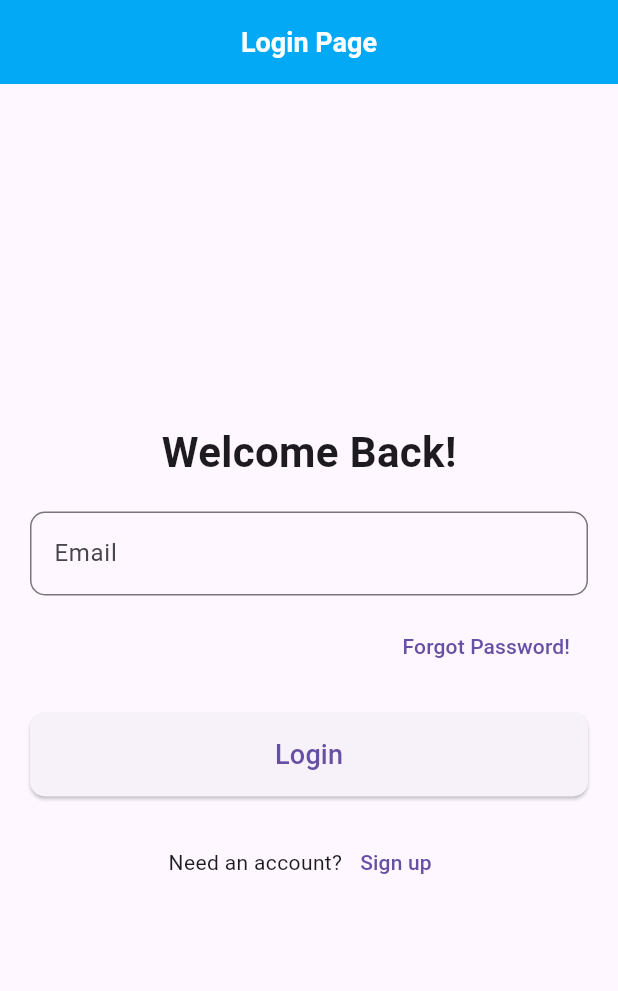
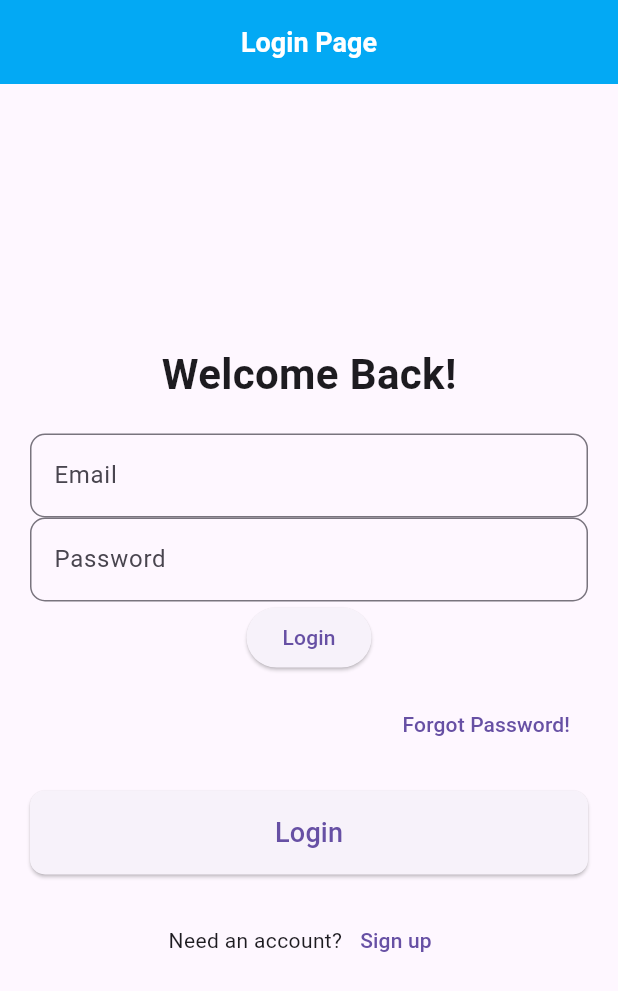
Before and after one commit to mathewsdmitri/befr, a Flutter app: the LoginPage screen opened directly, on a phone screen of 412 x 824 dp. Shown: the top 991 px of the screen. Run offline on Flutter 3.47's test engine with Material 3 defaults, Android fonts, the phone set to English and light mode, and no system bars; our stand-ins replace flutter_secure_storage, flutter_svg; accounts and stored records are empty.

Commit message:
User is now presented with login page then sees main page when logged in

```diff
--- a/lyrix_frontend/lib/pages/loginPage.dart
+++ b/lyrix_frontend/lib/pages/loginPage.dart
@@ -1,8 +1,16 @@
 import 'package:flutter/material.dart';
+import 'package:lyrix_frontend/account_service.dart';
 
-class LoginPage extends StatelessWidget {
+class LoginPage extends StatefulWidget {
   const LoginPage({super.key});
+  _LoginPageState createState() => _LoginPageState();
+}
 
+class _LoginPageState extends State<LoginPage>{
+  final TextEditingController username = TextEditingController();
+  final TextEditingController password = TextEditingController();
+  bool isLoading = false;
+  String errorMessage = "";
   @override
   Widget build(BuildContext context) {
     return Scaffold(
@@ -36,12 +44,52 @@ class LoginPage extends StatelessWidget {
 
             //This is where the email goes
             TextField(
+              controller: username,
               decoration: InputDecoration(
                   labelText: 'Email',
                   border: OutlineInputBorder(
                     borderRadius: BorderRadius.circular(10),
                   )),
             ),
+            TextField(
+              controller: password,
+              decoration: InputDecoration(
+                labelText: "Password",
+                border: OutlineInputBorder(
+                  borderRadius: BorderRadius.circular(10),
+                )),
+                obscureText: false
+
+            ),
+                        // Show error message if login fails
+            if (errorMessage.isNotEmpty)
+              Text(errorMessage, style: TextStyle(color: Colors.red)),
+
+            isLoading
+              ? CircularProgressIndicator() // Show loading spinner
+              : ElevatedButton(
+                  onPressed: () async {
+                    setState(() {
+                      isLoading = true;
+                      errorMessage = "";
+                    });
+
+                    bool success = await sendLoginRequest(
+                      context,
+                      username.text.trim(),
+                      password.text.trim(),
+                    );
+
+                    setState(() {
+                      isLoading = false;
+                      if (!success) {
+                        errorMessage = "Invalid email or password.";
+                      }
+                    });
+                  },
+                  child: Text("Login"),
+                ),
+
             const SizedBox(height: 10),
 
             //The link for forgotten password
@@ -53,6 +101,7 @@ class LoginPage extends StatelessWidget {
               ),
             ),
             const SizedBox(height: 20),
+
 
             //this is where the login button goes
             SizedBox(
```
Also changed, not shown: lyrix_frontend/lib/account_service.dart (added, +38 -0 lines), lyrix_frontend/lib/main.dart (+26 -13 lines), 1 other file.
